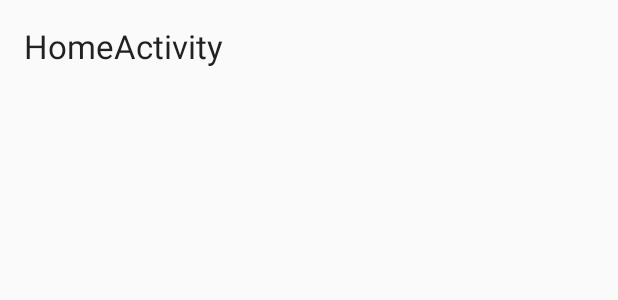
After one commit to sagarpatel26/FriendSuggestionApp, an Android app: the layout activity_home.xml on its own in the app's theme, with its tools: preview values and no code run, on a phone screen of 412 x 824 dp. The commit adds this screen. Shown: the top 300 px of the screen. Run offline under Robolectric (Android 15) with nearby library versions, the phone set to English and light mode, and no system bars.

Commit message:
home and token handling

```diff
--- a/app/src/main/AndroidManifest.xml
+++ b/app/src/main/AndroidManifest.xml
@@ -28,7 +28,8 @@
             android:screenOrientation="portrait" />
         <activity android:name=".Thanks" />
         <activity android:name=".Failure" />
-        <activity android:name=".RegisterActivity"></activity>
+        <activity android:name=".RegisterActivity" />
+        <activity android:name=".HomeActivity"></activity>
     </application>
 
 </manifest>
--- /dev/null
+++ b/app/src/main/res/layout/activity_home.xml
@@ -0,0 +1,25 @@
+<?xml version="1.0" encoding="utf-8"?>
+<LinearLayout xmlns:android="http://schemas.android.com/apk/res/android"
+    xmlns:tools="http://schemas.android.com/tools"
+    android:layout_width="match_parent"
+    android:layout_height="match_parent"
+    android:paddingBottom="@dimen/activity_vertical_margin"
+    android:paddingLeft="@dimen/activity_horizontal_margin"
+    android:paddingRight="@dimen/activity_horizontal_margin"
+    android:paddingTop="@dimen/activity_vertical_margin"
+    tools:context="com.sagarpatel26.friedo.HomeActivity"
+    android:orientation="vertical">
+
+    <TextView
+        android:layout_width="wrap_content"
+        android:layout_height="wrap_content"
+        android:textAppearance="?android:attr/textAppearanceLarge"
+        android:text="HomeActivity"
+        android:id="@+id/textView7" />
+
+    <TextView
+        android:layout_width="wrap_content"
+        android:layout_height="wrap_content"
+        android:textAppearance="?android:attr/textAppearanceLarge"
+        android:id="@+id/et_mssg_home" />
+</LinearLayout>
```
Also changed, not shown: app/src/main/java/com/sagarpatel26/friedo/Constants.java (+4 -4 lines), app/src/main/java/com/sagarpatel26/friedo/HomeActivity.java (added, +49 -0 lines), app/src/main/java/com/sagarpatel26/friedo/InterestUpdateActivity.java (+1 -31 lines), app/src/main/java/com/sagarpatel26/friedo/LoginActivity.java (+42 -20 lines).
